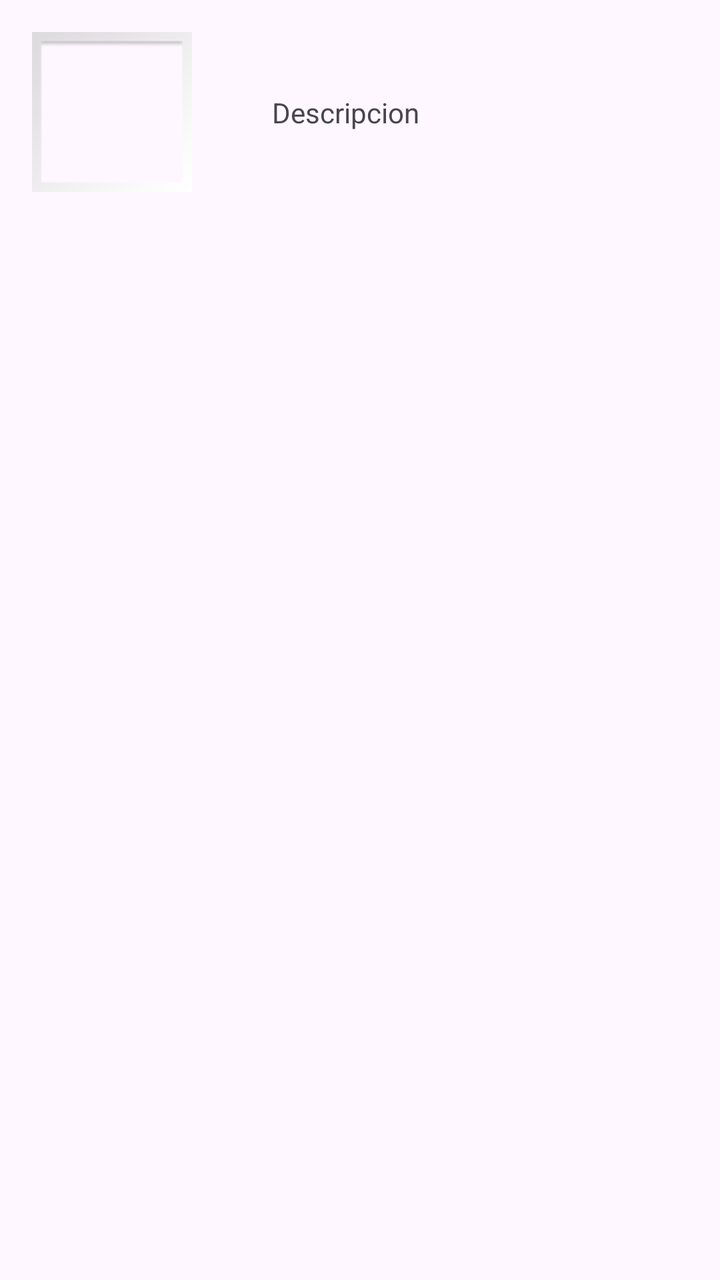
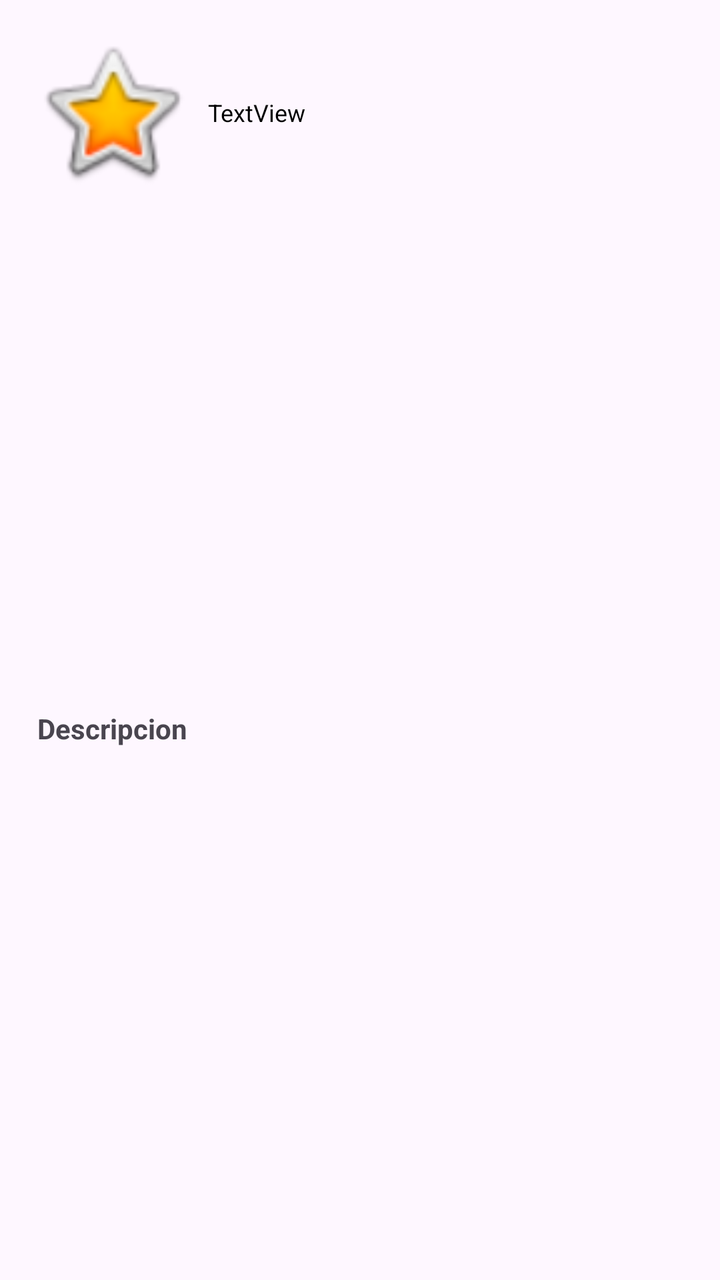

The first picture is an Android layout as it rendered before a commit; the second is the same layout after the commit. The layout source and the unified diff follow.
<!-- AndroidManifest.xml: application theme Theme.Android_RVGoT_Base -->
<!-- res/layout/simple_element.xml -->
<?xml version="1.0" encoding="utf-8"?>
<androidx.constraintlayout.widget.ConstraintLayout xmlns:android="http://schemas.android.com/apk/res/android"
    xmlns:app="http://schemas.android.com/apk/res-auto"
    xmlns:tools="http://schemas.android.com/tools"
    android:layout_width="wrap_content"
    android:layout_height="wrap_content">

    <ImageView
        android:id="@+id/imageView"
        android:layout_width="80dp"
        android:layout_height="80dp"
        android:layout_marginStart="16dp"
        android:layout_marginTop="16dp"
        app:layout_constraintStart_toStartOf="parent"
        app:layout_constraintTop_toTopOf="parent"
        app:srcCompat="@android:drawable/gallery_thumb" />

    <TextView
        android:id="@+id/descripcion"
        android:layout_width="wrap_content"
        android:layout_height="wrap_content"
        android:layout_marginStart="40dp"
        android:text="Descripcion"
        app:layout_constraintBottom_toBottomOf="@+id/imageView"
        app:layout_constraintStart_toEndOf="@+id/imageView"
        app:layout_constraintTop_toTopOf="@+id/imageView" />
</androidx.constraintlayout.widget.ConstraintLayout>
<!-- resources referenced by this layout -->
<resources>
  <style name="Theme.Android_RVGoT_Base" parent="Base.Theme.Android_RVGoT_Base" />
  <style name="Base.Theme.Android_RVGoT_Base" parent="Theme.Material3.DayNight.NoActionBar">
          
          
      </style>
</resources>

<!-- the commit's change to res/layout/simple_element.xml (unified diff, before → after) -->
@@ -13,15 +13,30 @@
         android:layout_marginTop="16dp"
         app:layout_constraintStart_toStartOf="parent"
         app:layout_constraintTop_toTopOf="parent"
-        app:srcCompat="@android:drawable/gallery_thumb" />
+        app:srcCompat="@android:drawable/btn_star_big_on" />
 
     <TextView
-        android:id="@+id/descripcion"
+        android:id="@+id/nombrePersonaje"
         android:layout_width="wrap_content"
         android:layout_height="wrap_content"
-        android:layout_marginStart="40dp"
-        android:text="Descripcion"
+        android:layout_marginStart="8dp"
+        android:text="TextView"
+        android:textColor="#000000"
+        android:textSize="12sp"
         app:layout_constraintBottom_toBottomOf="@+id/imageView"
         app:layout_constraintStart_toEndOf="@+id/imageView"
         app:layout_constraintTop_toTopOf="@+id/imageView" />
+
+    <TextView
+        android:id="@+id/casa"
+        android:layout_width="wrap_content"
+        android:layout_height="wrap_content"
+        android:layout_marginTop="8dp"
+        android:layout_marginBottom="16dp"
+        android:text="Descripcion"
+        android:textStyle="bold"
+        app:layout_constraintBottom_toBottomOf="parent"
+        app:layout_constraintEnd_toEndOf="@+id/imageView"
+        app:layout_constraintStart_toStartOf="@+id/imageView"
+        app:layout_constraintTop_toBottomOf="@+id/imageView" />
 </androidx.constraintlayout.widget.ConstraintLayout>
